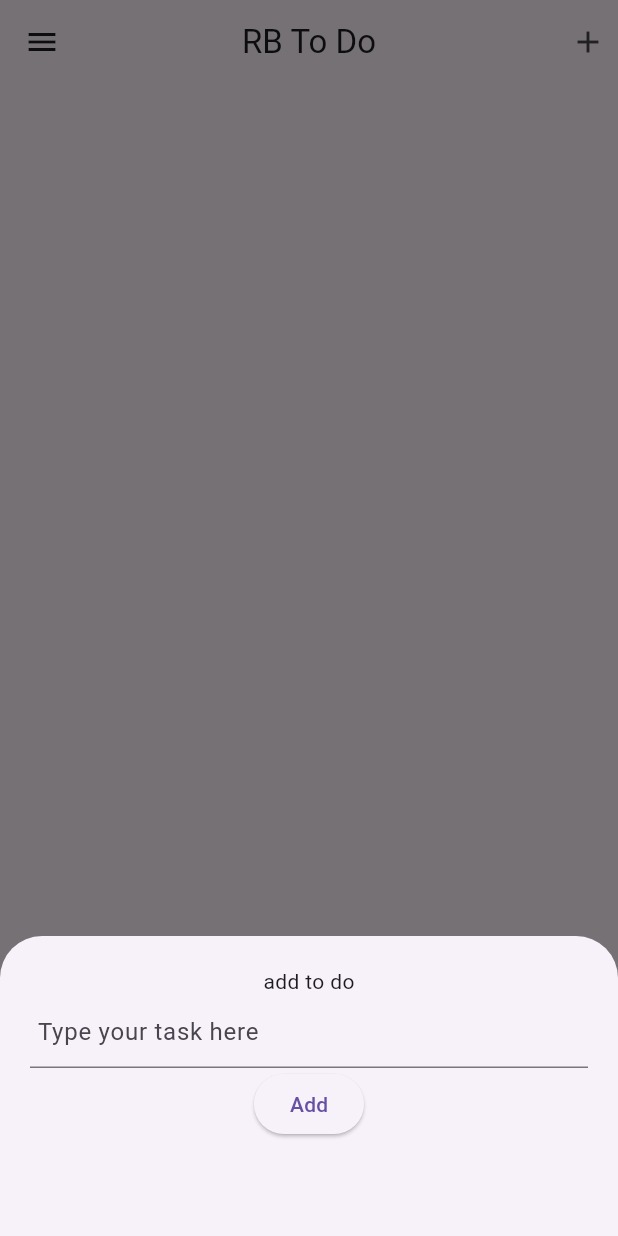
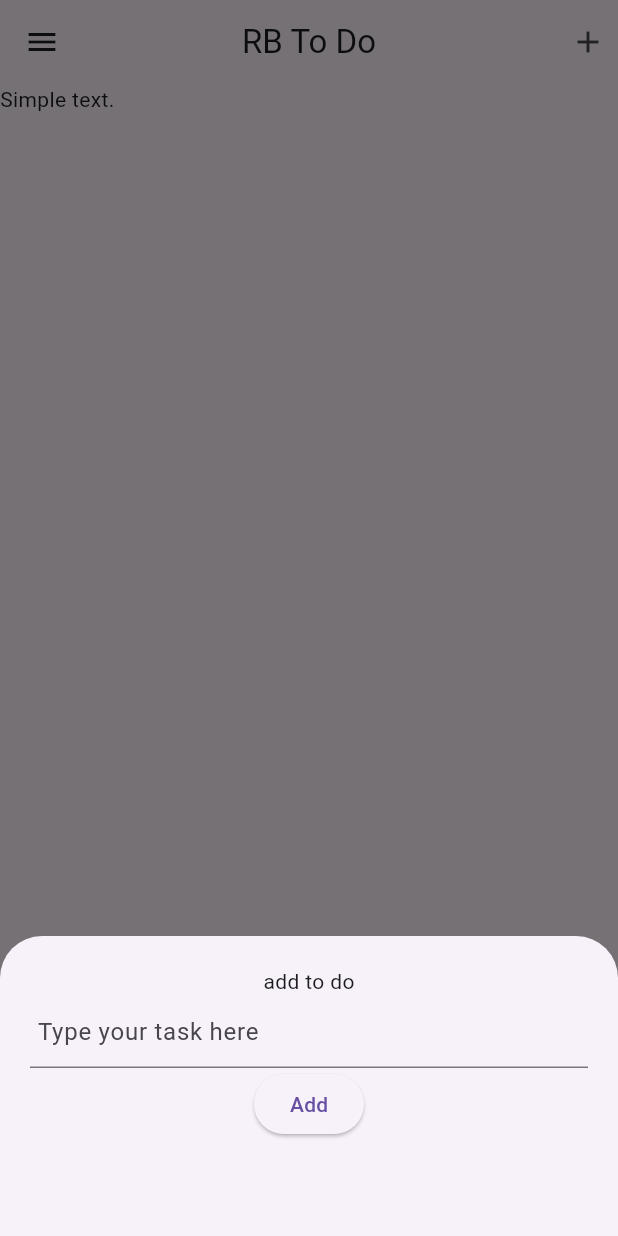
Before and after one commit to makgr/rb_todo_app, a Flutter app: the screen it shows after launch, after a tap on the "add" icon, on a phone screen of 412 x 824 dp. Run offline on Flutter 3.47's test engine with Material 3 defaults, Android fonts, the light colour scheme and no system bars.

Commit message:
child to parent communication

```diff
--- a/lib/addToDo.dart
+++ b/lib/addToDo.dart
@@ -1,7 +1,8 @@
 import 'package:flutter/material.dart';
 
 class AddToDo extends StatefulWidget {
-  const AddToDo({super.key});
+  void Function({required String todoText}) changeText;
+  AddToDo({super.key, required this.changeText});
 
   @override
   State<AddToDo> createState() => _AddToDoState();
@@ -22,7 +23,12 @@ class _AddToDoState extends State<AddToDo> {
             hintText: "Type your task here",
           ),
         ),
-        ElevatedButton(onPressed: () {}, child: Text("Add")),
+        ElevatedButton(
+          onPressed: () {
+            widget.changeText(todoText: toDoText.text);
+          },
+          child: Text("Add"),
+        ),
       ],
     );
   }
--- a/lib/main_screen.dart
+++ b/lib/main_screen.dart
@@ -9,6 +9,14 @@ class MainScreen extends StatefulWidget {
 }
 
 class _MainScreenState extends State<MainScreen> {
+  String text = "Simple text.";
+
+  void changeText({required String todoText}) {
+    setState(() {
+      text = todoText;
+    });
+  }
+
   @override
   Widget build(BuildContext context) {
     return Scaffold(
@@ -25,10 +33,15 @@ class _MainScreenState extends State<MainScreen> {
                 showModalBottomSheet(
                     context: context,
                     builder: (context) {
-                      return Container(
-                        padding: EdgeInsets.all(20),
-                        height: 200,
-                        child: AddToDo(),
+                      return Padding(
+                        padding: MediaQuery.of(context).viewInsets,
+                        child: Container(
+                          padding: EdgeInsets.all(20),
+                          height: 200,
+                          child: AddToDo(
+                            changeText: changeText,
+                          ),
+                        ),
                       );
                     });
               },
@@ -39,7 +52,9 @@ class _MainScreenState extends State<MainScreen> {
           ),
         ],
       ),
-      body: Container(),
+      body: Container(
+        child: Text("$text"),
+      ),
     );
   }
 }
```
